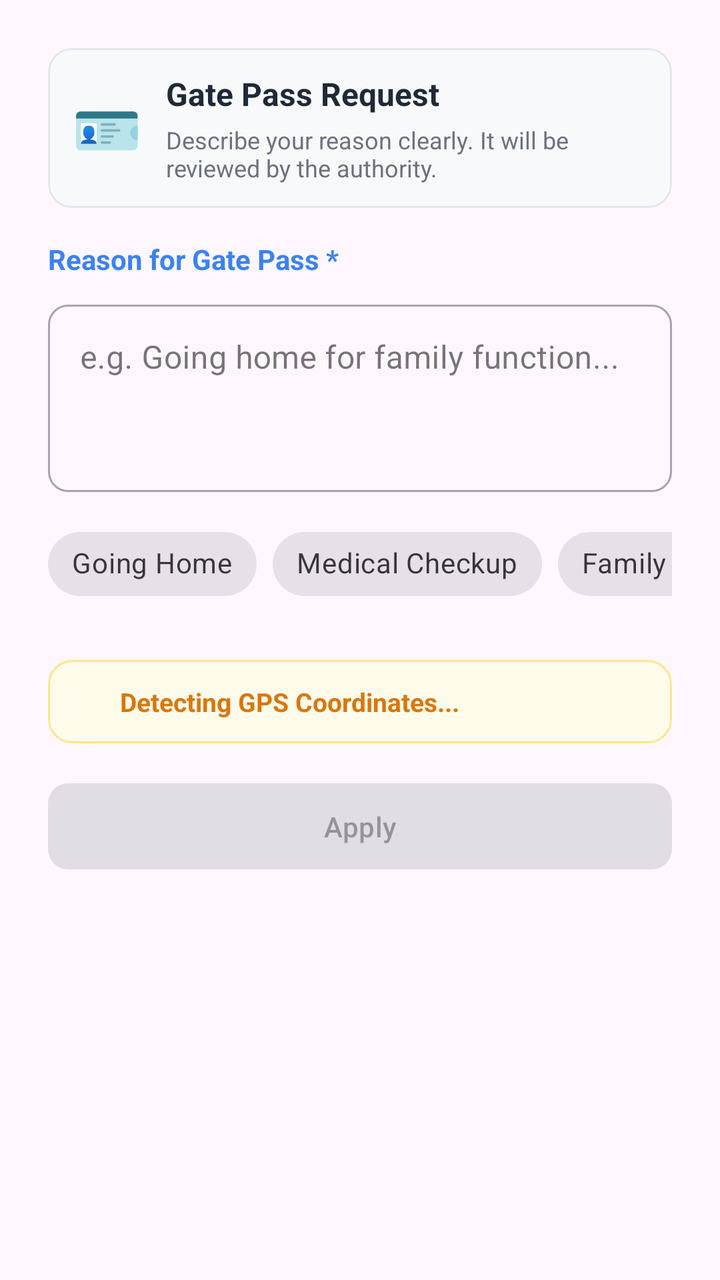
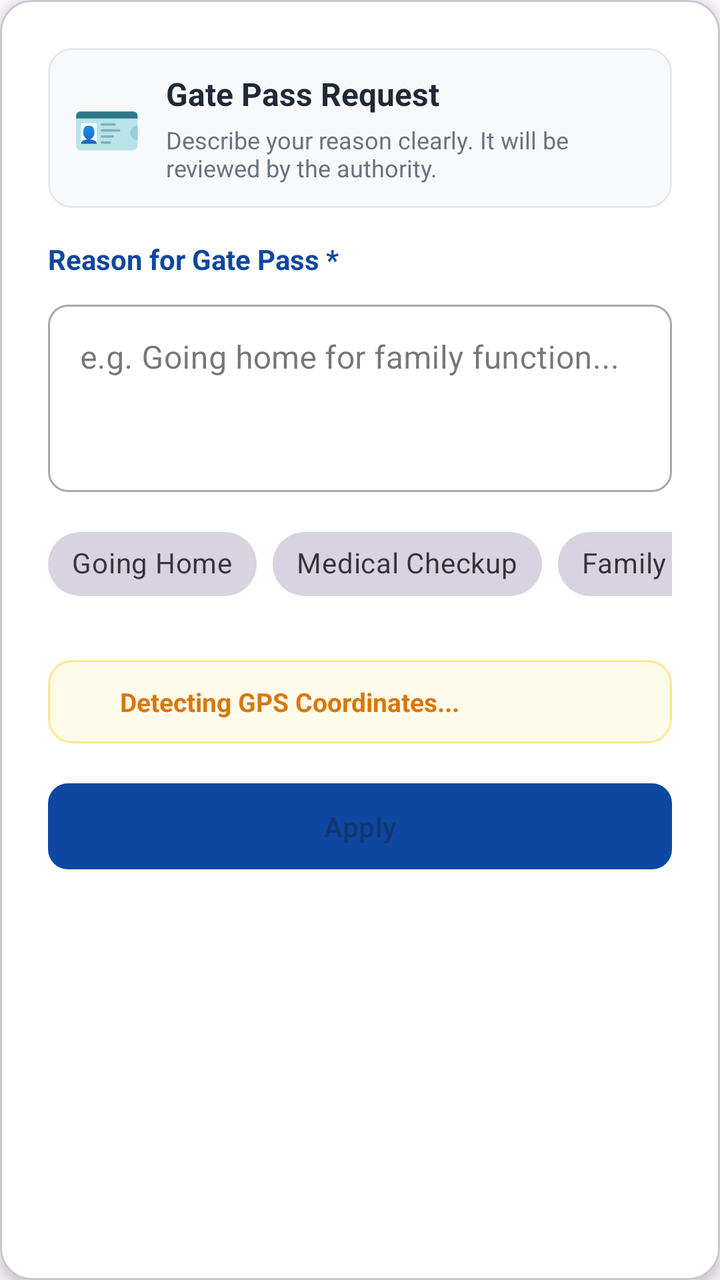

Screens rendered from an Android XML layout before and after an edit, with the pre-edit source and the edit as a unified diff.
<!-- AndroidManifest.xml: application theme Theme.DigitalPass -->
<!-- res/layout/dialog_apply_gate_pass.xml -->
<?xml version="1.0" encoding="utf-8"?>
<LinearLayout xmlns:android="http://schemas.android.com/apk/res/android"
    xmlns:app="http://schemas.android.com/apk/res-auto"
    android:layout_width="match_parent"
    android:layout_height="wrap_content"
    android:orientation="vertical"
    android:padding="24dp">

    
    <com.google.android.material.card.MaterialCardView
        android:layout_width="match_parent"
        android:layout_height="wrap_content"
        app:cardCornerRadius="12dp"
        app:cardElevation="0dp"
        app:cardBackgroundColor="#F8F9FA"
        app:strokeColor="#E5E7EB"
        app:strokeWidth="1dp"
        android:layout_marginBottom="16dp">

        <LinearLayout
            android:layout_width="match_parent"
            android:layout_height="wrap_content"
            android:orientation="horizontal"
            android:padding="12dp"
            android:gravity="center_vertical">

            <TextView
                android:layout_width="wrap_content"
                android:layout_height="wrap_content"
                android:text="🪪"
                android:textSize="28sp"
                android:layout_marginEnd="12dp"/>

            <LinearLayout
                android:layout_width="0dp"
                android:layout_height="wrap_content"
                android:layout_weight="1"
                android:orientation="vertical">

                <TextView
                    android:layout_width="wrap_content"
                    android:layout_height="wrap_content"
                    android:text="Gate Pass Request"
                    android:textColor="#1F2937"
                    android:textStyle="bold"
                    android:textSize="16sp"/>

                <TextView
                    android:layout_width="wrap_content"
                    android:layout_height="wrap_content"
                    android:text="Describe your reason clearly. It will be reviewed by the authority."
                    android:textColor="#6B7280"
                    android:textSize="12sp"
                    android:layout_marginTop="4dp"/>
            </LinearLayout>
        </LinearLayout>
    </com.google.android.material.card.MaterialCardView>

    <TextView
        android:layout_width="wrap_content"
        android:layout_height="wrap_content"
        android:text="Reason for Gate Pass *"
        android:textColor="#3B82F6"
        android:textStyle="bold"
        android:textSize="14sp"
        android:layout_marginBottom="8dp"/>

    <com.google.android.material.textfield.TextInputLayout
        android:id="@+id/reasonInputLayout"
        style="@style/Widget.MaterialComponents.TextInputLayout.OutlinedBox"
        android:layout_width="match_parent"
        android:layout_height="wrap_content"
        app:boxCornerRadiusTopStart="10dp"
        app:boxCornerRadiusTopEnd="10dp"
        app:boxCornerRadiusBottomStart="10dp"
        app:boxCornerRadiusBottomEnd="10dp"
        android:layout_marginBottom="12dp">

        <com.google.android.material.textfield.TextInputEditText
            android:id="@+id/reasonEditText"
            android:layout_width="match_parent"
            android:layout_height="wrap_content"
            android:hint="e.g. Going home for family function..."
            android:inputType="textMultiLine"
            android:minLines="3"
            android:gravity="top|start" />
    </com.google.android.material.textfield.TextInputLayout>

    <HorizontalScrollView
        android:layout_width="match_parent"
        android:layout_height="wrap_content"
        android:scrollbars="none"
        android:layout_marginBottom="24dp">
        
        <com.google.android.material.chip.ChipGroup
            android:id="@+id/quickReasonChipGroup"
            android:layout_width="wrap_content"
            android:layout_height="wrap_content"
            app:singleLine="true">

            <com.google.android.material.chip.Chip
                android:id="@+id/chip1"
                style="@style/Widget.MaterialComponents.Chip.Action"
                android:layout_width="wrap_content"
                android:layout_height="wrap_content"
                android:text="Going Home" />

            <com.google.android.material.chip.Chip
                android:id="@+id/chip2"
                style="@style/Widget.MaterialComponents.Chip.Action"
                android:layout_width="wrap_content"
                android:layout_height="wrap_content"
                android:text="Medical Checkup" />

            <com.google.android.material.chip.Chip
                android:id="@+id/chip3"
                style="@style/Widget.MaterialComponents.Chip.Action"
                android:layout_width="wrap_content"
                android:layout_height="wrap_content"
                android:text="Family Event" />

            <com.google.android.material.chip.Chip
                android:id="@+id/chip4"
                style="@style/Widget.MaterialComponents.Chip.Action"
                android:layout_width="wrap_content"
                android:layout_height="wrap_content"
                android:text="Urgent Work" />
        </com.google.android.material.chip.ChipGroup>
    </HorizontalScrollView>

    
    <com.google.android.material.card.MaterialCardView
        android:id="@+id/locationVerificationCard"
        android:layout_width="match_parent"
        android:layout_height="wrap_content"
        app:cardCornerRadius="12dp"
        app:cardElevation="0dp"
        app:cardBackgroundColor="#FFFBEB"
        app:strokeColor="#FDE68A"
        app:strokeWidth="1dp"
        android:layout_marginBottom="16dp">

        <LinearLayout
            android:layout_width="match_parent"
            android:layout_height="wrap_content"
            android:orientation="horizontal"
            android:gravity="center_vertical"
            android:padding="12dp">

            <ProgressBar
                android:id="@+id/locationProgressBar"
                android:layout_width="16dp"
                android:layout_height="16dp"
                android:layout_marginEnd="8dp"/>

            <ImageView
                android:id="@+id/locationIcon"
                android:layout_width="16dp"
                android:layout_height="16dp"
                android:layout_marginEnd="8dp"
                android:visibility="gone"
                android:src="@android:drawable/ic_dialog_info"/>

            <TextView
                android:id="@+id/locationStatusText"
                android:layout_width="wrap_content"
                android:layout_height="wrap_content"
                android:text="Detecting GPS Coordinates..."
                android:textColor="#D97706"
                android:textSize="13sp"
                android:textStyle="bold"/>
        </LinearLayout>
    </com.google.android.material.card.MaterialCardView>

    <Button
        android:id="@+id/applyDialogBtn"
        android:layout_width="match_parent"
        android:layout_height="wrap_content"
        android:text="Apply"
        app:cornerRadius="10dp"
        android:paddingTop="12dp"
        android:paddingBottom="12dp"
        android:enabled="false"/>

</LinearLayout>
<!-- resources referenced by this layout -->
<resources>
  <style name="Theme.DigitalPass" parent="Base.Theme.DigitalPass" />
  <style name="Base.Theme.DigitalPass" parent="Theme.Material3.Light.NoActionBar">
          
          <item name="android:windowOptOutEdgeToEdgeEnforcement" tools:targetApi="35">true</item>
      </style>
</resources>

<!-- the commit's change to res/layout/dialog_apply_gate_pass.xml (unified diff, before → after) -->
@@ -1,6 +1,14 @@
 <?xml version="1.0" encoding="utf-8"?>
-<LinearLayout xmlns:android="http://schemas.android.com/apk/res/android"
+<com.google.android.material.card.MaterialCardView xmlns:android="http://schemas.android.com/apk/res/android"
     xmlns:app="http://schemas.android.com/apk/res-auto"
+    android:layout_width="match_parent"
+    android:layout_height="wrap_content"
+    app:cardCornerRadius="16dp"
+    app:cardElevation="4dp"
+    android:layout_margin="16dp"
+    app:cardBackgroundColor="@android:color/white">
+
+<LinearLayout 
     android:layout_width="match_parent"
     android:layout_height="wrap_content"
     android:orientation="vertical"
@@ -60,7 +68,7 @@
         android:layout_width="wrap_content"
         android:layout_height="wrap_content"
         android:text="Reason for Gate Pass *"
-        android:textColor="#3B82F6"
+        android:textColor="#0D47A1"
         android:textStyle="bold"
         android:textSize="14sp"
         android:layout_marginBottom="8dp"/>
@@ -178,8 +186,10 @@
         android:layout_height="wrap_content"
         android:text="Apply"
         app:cornerRadius="10dp"
+        app:backgroundTint="#0D47A1"
         android:paddingTop="12dp"
         android:paddingBottom="12dp"
         android:enabled="false"/>
 
 </LinearLayout>
+</com.google.android.material.card.MaterialCardView>
